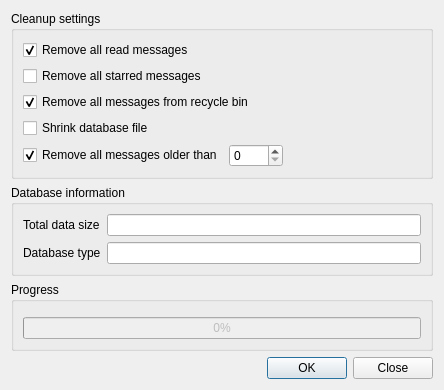
Before: the Qt Designer form src/librssguard/gui/dialogs/formdatabasecleanup.ui in martinrotter/rssguard, drawn with Qt 5.
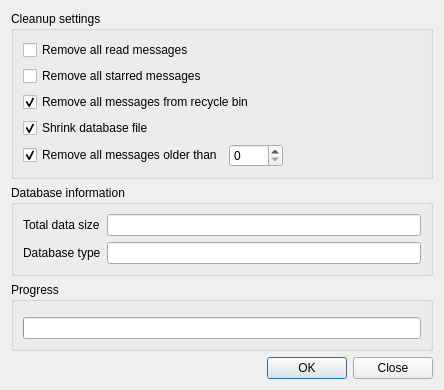
After: the same form once the commit is applied. Custom widgets are drawn as their Qt base class.

Patch:
```diff
--- a/src/librssguard/gui/dialogs/formdatabasecleanup.ui
+++ b/src/librssguard/gui/dialogs/formdatabasecleanup.ui
@@ -25,6 +25,9 @@
         <property name="text">
          <string>Shrink database file</string>
         </property>
+        <property name="checked">
+         <bool>true</bool>
+        </property>
        </widget>
       </item>
       <item row="0" column="0" colspan="3">
@@ -32,9 +35,6 @@
         <property name="text">
          <string>Remove all read messages</string>
         </property>
-        <property name="checked">
-         <bool>true</bool>
-        </property>
        </widget>
       </item>
       <item row="5" column="1">
@@ -147,14 +147,7 @@
        </widget>
       </item>
       <item>
-       <widget class="QProgressBar" name="m_progressBar">
-        <property name="enabled">
-         <bool>false</bool>
-        </property>
-        <property name="value">
-         <number>0</number>
-        </property>
-       </widget>
+       <widget class="QProgressBar" name="m_progressBar"/>
       </item>
      </layout>
     </widget>
```
